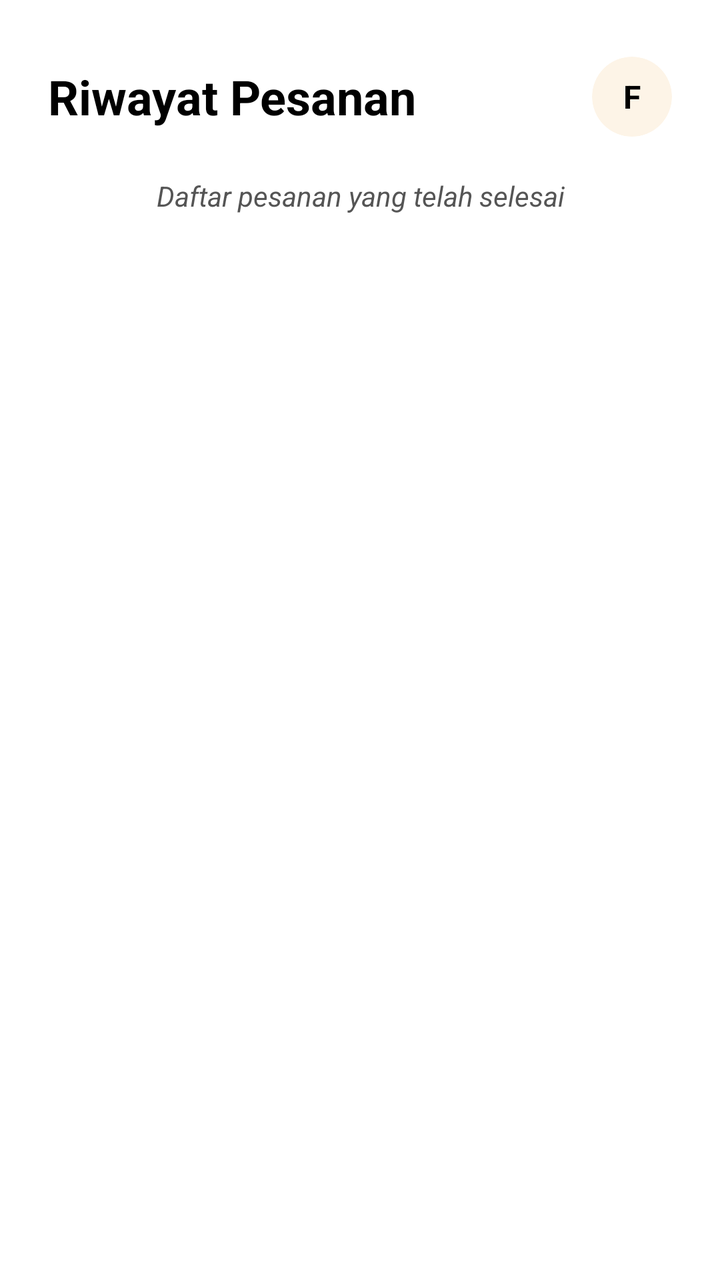
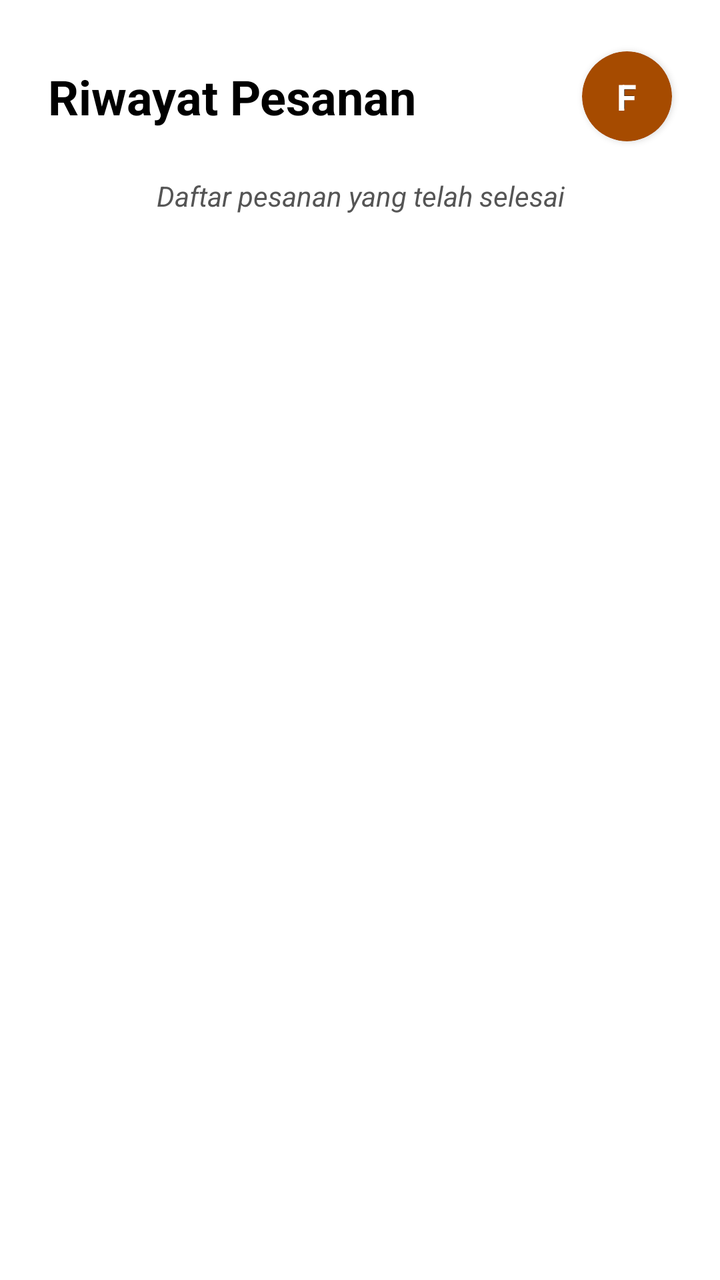

Two renders of the same Android screen: before a commit and after it. Below are the layout's source before the change and the commit's diff.
<!-- AndroidManifest.xml: application theme Theme.Warmindone -->
<!-- res/layout/activity_history.xml -->
<?xml version="1.0" encoding="utf-8"?>
<androidx.constraintlayout.widget.ConstraintLayout
    xmlns:android="http://schemas.android.com/apk/res/android"
    xmlns:app="http://schemas.android.com/apk/res-auto"
    xmlns:tools="http://schemas.android.com/tools"
    android:layout_width="match_parent"
    android:layout_height="match_parent"
    android:background="#FFFFFF"
    tools:ignore="HardcodedText,ContentDescription">

    <TextView
        android:id="@+id/tvTitlePesanan"
        android:layout_width="wrap_content"
        android:layout_height="wrap_content"
        android:layout_marginStart="24dp"
        android:layout_marginTop="32dp"
        android:text="Riwayat Pesanan"
        android:textColor="#000000"
        android:textSize="24sp"
        android:textStyle="bold"
        app:layout_constraintStart_toStartOf="parent"
        app:layout_constraintTop_toTopOf="parent" />

    <androidx.cardview.widget.CardView
        android:layout_width="40dp"
        android:layout_height="40dp"
        android:layout_marginEnd="24dp"
        app:cardBackgroundColor="#FDF4E7"
        app:cardCornerRadius="20dp"
        app:cardElevation="0dp"
        app:layout_constraintBottom_toBottomOf="@id/tvTitlePesanan"
        app:layout_constraintEnd_toEndOf="parent"
        app:layout_constraintTop_toTopOf="@id/tvTitlePesanan">

        <TextView
            android:layout_width="match_parent"
            android:layout_height="match_parent"
            android:gravity="center"
            android:text="F"
            android:textColor="#000000"
            android:textSize="16sp"
            android:textStyle="bold" />

    </androidx.cardview.widget.CardView>

    <TextView
        android:id="@+id/tvStatusDescription"
        android:layout_width="match_parent"
        android:layout_height="wrap_content"
        android:layout_marginStart="16dp"
        android:layout_marginTop="24dp"
        android:layout_marginEnd="16dp"
        android:text="Daftar pesanan yang telah selesai"
        android:textAlignment="center"
        android:textColor="#555555"
        android:textSize="14sp"
        android:textStyle="italic"
        app:layout_constraintTop_toBottomOf="@id/tvTitlePesanan" />

    <androidx.recyclerview.widget.RecyclerView
        android:id="@+id/rvPesanan"
        android:layout_width="match_parent"
        android:layout_height="0dp"
        android:layout_marginTop="16dp"
        android:clipToPadding="false"
        android:paddingHorizontal="24dp"
        app:layout_constraintTop_toBottomOf="@id/tvStatusDescription"
        app:layout_constraintBottom_toBottomOf="parent"
        tools:listitem="@layout/itemhistory_widget" />

    <LinearLayout
        android:id="@+id/layoutEmptyPesanan"
        android:layout_width="wrap_content"
        android:layout_height="wrap_content"
        android:gravity="center"
        android:orientation="vertical"
        android:visibility="gone"
        app:layout_constraintTop_toBottomOf="@id/tvStatusDescription"
        app:layout_constraintBottom_toBottomOf="parent"
        app:layout_constraintStart_toStartOf="parent"
        app:layout_constraintEnd_toEndOf="parent">

        <TextView
            android:layout_width="wrap_content"
            android:layout_height="wrap_content"
            android:text="Belum ada riwayat pesanan"
            android:textColor="#000000"
            android:textSize="15sp"
            android:textStyle="italic" />

        <androidx.appcompat.widget.AppCompatButton
            android:id="@+id/btnEmptyPesan"
            android:layout_width="120dp"
            android:layout_height="40dp"
            android:layout_marginTop="16dp"
            android:background="@android:drawable/toast_frame"
            android:backgroundTint="#FFFFFF"
            android:text="Pesan"
            android:textAllCaps="false"
            android:textColor="#A64B00"
            android:textStyle="bold" />

    </LinearLayout>

</androidx.constraintlayout.widget.ConstraintLayout>
<!-- res/layout/itemhistory_widget.xml (included above) -->
<?xml version="1.0" encoding="utf-8"?>
<androidx.cardview.widget.CardView
    xmlns:android="http://schemas.android.com/apk/res/android"
    xmlns:app="http://schemas.android.com/apk/res-auto"
    xmlns:tools="http://schemas.android.com/tools"
    android:layout_width="match_parent"
    android:layout_height="wrap_content"
    android:layout_marginBottom="12dp"
    app:cardCornerRadius="12dp"
    app:cardElevation="1dp">

    <LinearLayout
        android:layout_width="match_parent"
        android:layout_height="wrap_content"
        android:orientation="vertical"
        android:padding="16dp">

        
        <TextView
            android:id="@+id/tvStatus"
            android:layout_width="wrap_content"
            android:layout_height="wrap_content"
            android:text="BERHASIL"
            android:textColor="#A64B00"
            android:textSize="18sp"
            android:textStyle="bold"/>

        
        <TextView
            android:id="@+id/tvTanggal"
            android:layout_width="wrap_content"
            android:layout_height="wrap_content"
            android:layout_marginTop="4dp"
            android:text="24 Mei 2025, 12:30"
            android:textColor="#666666"
            android:textSize="13sp"/>

        
        <TextView
            android:id="@+id/tvNamaMenu"
            android:layout_width="wrap_content"
            android:layout_height="wrap_content"
            android:layout_marginTop="16dp"
            android:text="Mie Bangladesh"
            android:textColor="#000000"
            android:textSize="17sp"
            android:textStyle="bold"/>

        
        <TextView
            android:id="@+id/tvJumlah"
            android:layout_width="wrap_content"
            android:layout_height="wrap_content"
            android:text="1x"
            android:textColor="#666666"
            android:textSize="13sp"/>

        
        <androidx.recyclerview.widget.RecyclerView
            android:id="@+id/rvAddon"
            android:layout_width="match_parent"
            android:layout_height="wrap_content"
            android:layout_marginTop="6dp"
            android:nestedScrollingEnabled="false"
            tools:listitem="@layout/itemhistory_widget"/>

        
        <View
            android:layout_width="match_parent"
            android:layout_height="1dp"
            android:layout_marginTop="16dp"
            android:layout_marginBottom="16dp"
            android:background="#E0E0E0"/>

        
        <RelativeLayout
            android:layout_width="match_parent"
            android:layout_height="wrap_content">

            <LinearLayout
                android:layout_width="wrap_content"
                android:layout_height="wrap_content"
                android:orientation="vertical">

                <TextView
                    android:id="@+id/tvItemCount"
                    android:layout_width="wrap_content"
                    android:layout_height="wrap_content"
                    android:text="1 item"
                    android:textColor="#666666"
                    android:textSize="12sp"/>

                <TextView
                    android:id="@+id/tvTotalHarga"
                    android:layout_width="wrap_content"
                    android:layout_height="wrap_content"
                    android:text="Rp20.000"
                    android:textColor="#A64B00"
                    android:textSize="18sp"
                    android:textStyle="bold"/>
            </LinearLayout>

            <androidx.appcompat.widget.AppCompatButton
                android:id="@+id/btnSelengkapnya"
                android:layout_width="120dp"
                android:layout_height="40dp"
                android:layout_alignParentEnd="true"
                android:backgroundTint="#A64B00"
                android:text="Selengkapnya"
                android:textAllCaps="false"
                android:textColor="#FFFFFF" />
        </RelativeLayout>

    </LinearLayout>

</androidx.cardview.widget.CardView>
<!-- resources referenced by this layout -->
<resources>
  <style name="Theme.Warmindone" parent="Base.Theme.Warmindone" />
  <style name="Base.Theme.Warmindone" parent="Theme.Material3.DayNight.NoActionBar">
          
          
      </style>
</resources>

<!-- the commit's change to res/layout/activity_history.xml (unified diff, before → after) -->
@@ -22,12 +22,12 @@
         app:layout_constraintTop_toTopOf="parent" />
 
     <androidx.cardview.widget.CardView
-        android:layout_width="40dp"
-        android:layout_height="40dp"
+        android:layout_width="45dp"
+        android:layout_height="45dp"
         android:layout_marginEnd="24dp"
-        app:cardBackgroundColor="#FDF4E7"
-        app:cardCornerRadius="20dp"
-        app:cardElevation="0dp"
+        app:cardBackgroundColor="#A64B00"
+        app:cardCornerRadius="22.5dp"
+        app:cardElevation="2dp"
         app:layout_constraintBottom_toBottomOf="@id/tvTitlePesanan"
         app:layout_constraintEnd_toEndOf="parent"
         app:layout_constraintTop_toTopOf="@id/tvTitlePesanan">
@@ -39,6 +39,16 @@
             android:text="F"
             android:textColor="#000000"
             android:textSize="16sp"
+            android:textStyle="bold" />
+
+        <TextView
+            android:id="@+id/tvProfileCircle"
+            android:layout_width="match_parent"
+            android:layout_height="match_parent"
+            android:gravity="center"
+            android:text="F"
+            android:textColor="#FFFFFF"
+            android:textSize="18sp"
             android:textStyle="bold" />
 
     </androidx.cardview.widget.CardView>
